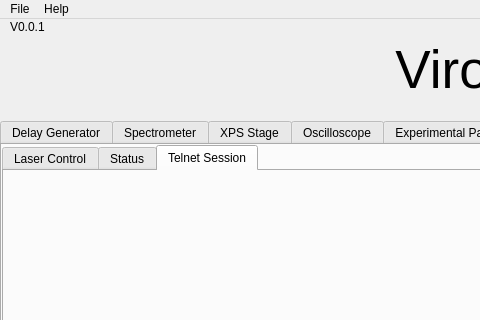
Above: Hardware/LIBS/LIBS Code/Viron_GUI/Application_UI.ui from Sanjit-Jeevanand/HusseinLab_UltrafastPlasmaScience before the change; both pictures show x 0 to 480 and y 0 to 320 of the 1111 by 893 pixel window. Below: the same form after it.
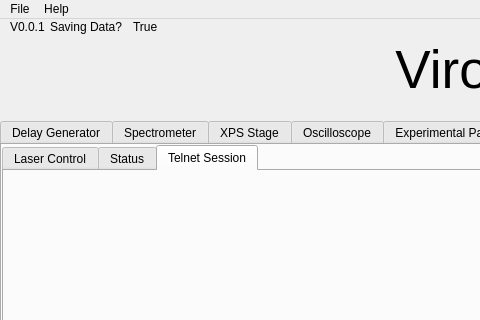
That is the form after the change. Custom widgets are drawn as their Qt base class.

Commit message: add visual indicator for save state

Patch:
```diff
--- a/Hardware/LIBS/LIBS Code/Viron_GUI/Application_UI.ui
+++ b/Hardware/LIBS/LIBS Code/Viron_GUI/Application_UI.ui
@@ -3450,6 +3450,32 @@
      <string>Kill</string>
     </property>
    </widget>
+   <widget class="QWidget" name="horizontalLayoutWidget_2">
+    <property name="geometry">
+     <rect>
+      <x>50</x>
+      <y>0</y>
+      <width>160</width>
+      <height>16</height>
+     </rect>
+    </property>
+    <layout class="QHBoxLayout" name="horizontalLayout_3">
+     <item>
+      <widget class="QLabel" name="label_13">
+       <property name="text">
+        <string>Saving Data?</string>
+       </property>
+      </widget>
+     </item>
+     <item>
+      <widget class="QLabel" name="savedata_label">
+       <property name="text">
+        <string>True</string>
+       </property>
+      </widget>
+     </item>
+    </layout>
+   </widget>
   </widget>
   <widget class="QMenuBar" name="menubar">
    <property name="geometry">
```
The commit also changes 2 other files.
